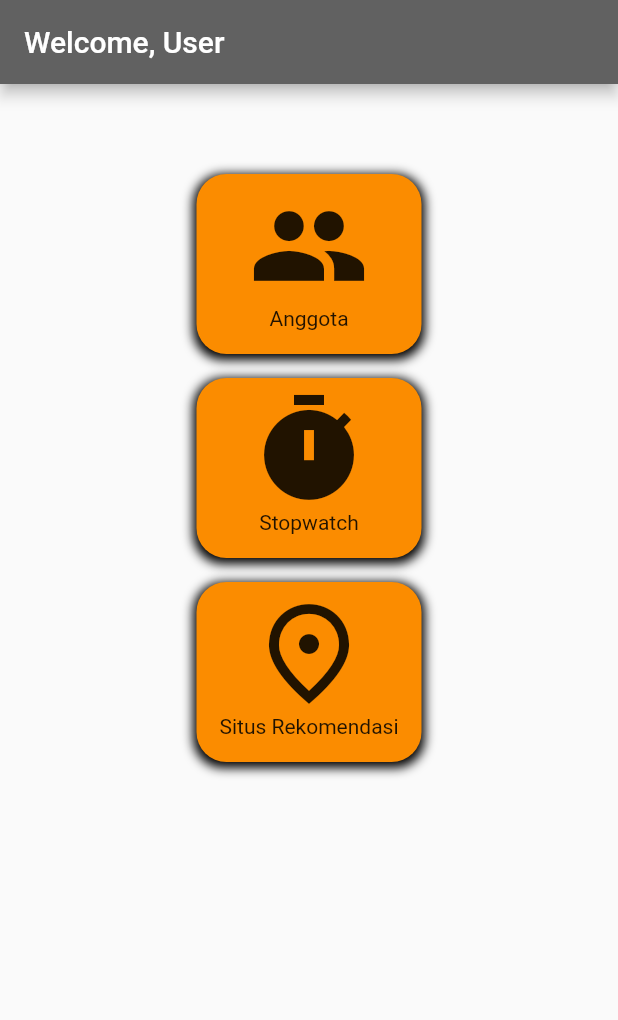
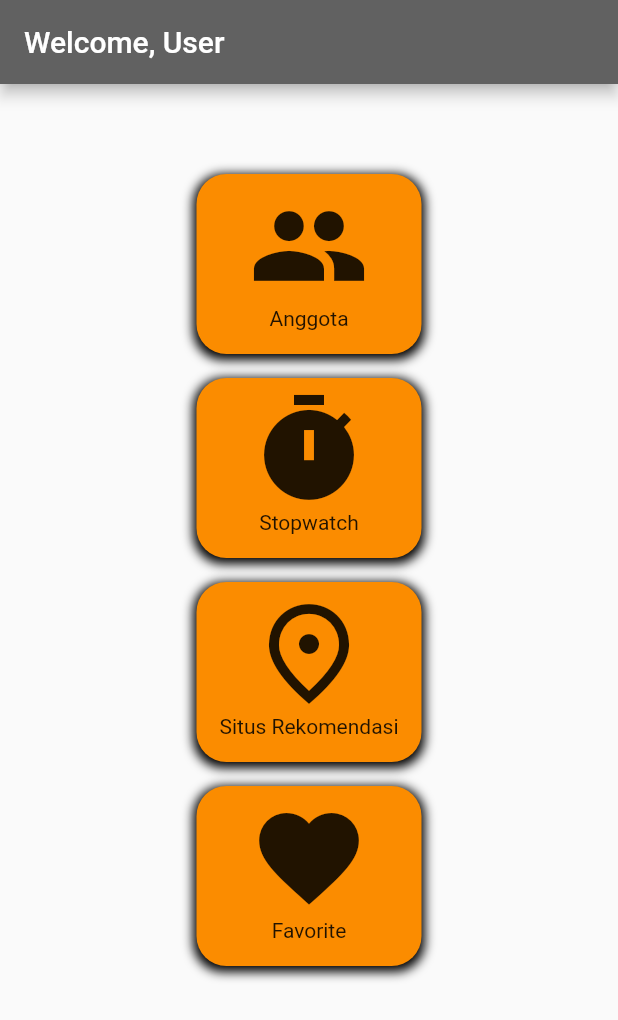
Before and after one commit to Fajar-Putra-Setiawan/flutter_project_tpm2, a Flutter app: the MyHomePage screen opened directly with empty values, on a phone screen of 412 x 824 dp. Shown: the top 1020 px of the screen. Run offline on Flutter 3.47's test engine with Material 2 defaults, Android fonts, the phone set to English and light mode, and no system bars; network calls fail.

Commit message:
Add favorite menu

```diff
--- a/lib/dashboard.dart
+++ b/lib/dashboard.dart
@@ -1,5 +1,6 @@
 import 'package:flutter/material.dart';
 import 'package:flutter_project_tpm2/anggota.dart';
+import 'package:flutter_project_tpm2/favorite.dart';
 import 'package:flutter_project_tpm2/recomendation.dart';
 import 'package:flutter_project_tpm2/stopwatch.dart';
 
@@ -142,6 +143,41 @@ class MyHomePage extends StatelessWidget {
                       Navigator.push(context, route);
                       },
                   ),
+                  SizedBox(height: 16.0),
+
+                  new GestureDetector(
+                    child: Container(
+                    height: 120,
+                    width: 150,
+                    decoration: BoxDecoration(
+                    borderRadius: BorderRadius.circular(20.0),
+                    color: Colors.orange[600],
+                    boxShadow: [
+                    BoxShadow(
+                      color: Colors.black,
+                      spreadRadius: 2,
+                      blurRadius: 5,
+                      offset: Offset(0, 2), // changes position of shadow
+                    ),
+                  ],
+                    ),
+                    child: Padding(
+                    padding: const EdgeInsets.all(8.0),
+                    child: Column(
+                        children: <Widget>[
+                        Icon(Icons.favorite,
+                        size: 80,
+                        ),
+                        Text('Favorite')
+                        ],
+                      ),
+                      ),
+                    ),
+                     onTap: () {
+                      Route route = MaterialPageRoute(builder: (context) => FavoritePage());
+                      Navigator.push(context, route);
+                      },
+                  ),
 
                 ],
               ),
--- a/lib/detail.dart
+++ b/lib/detail.dart
@@ -13,7 +13,6 @@ class HalamanDetail extends StatefulWidget {
 
 
 class _HalamanDetailState extends State<HalamanDetail> {
-  bool isFavorite = false;
   @override
   Widget build(BuildContext context) {
     return Scaffold(
@@ -25,10 +24,10 @@ class _HalamanDetailState extends State<HalamanDetail> {
           IconButton(
             onPressed: () {
               setState(() {
-                isFavorite = !isFavorite;
+                widget.place.isFavorite = true;
               });
             },
-            icon: (isFavorite)
+            icon: (widget.place.isFavorite)
                 ? Icon(Icons.favorite,color: Colors.red,)
                 : Icon(Icons.favorite_border),
           ),
```
Also changed, not shown: lib/favorite.dart (added, +67 -0 lines), lib/tourism_place.dart (+21 -20 lines).
